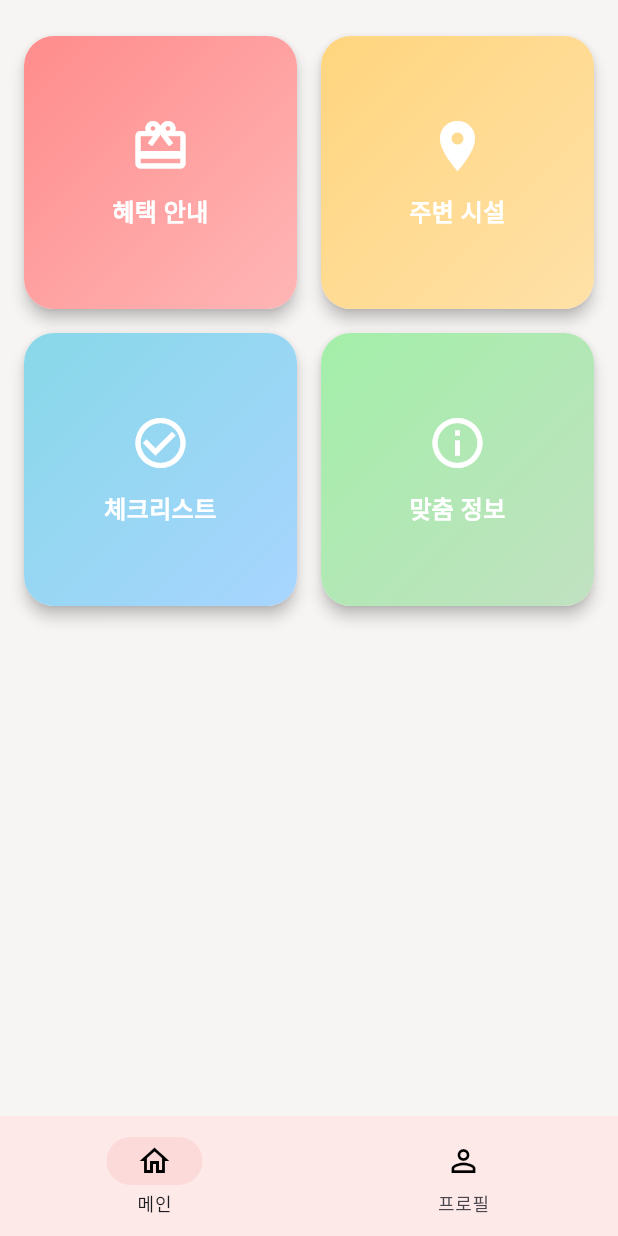
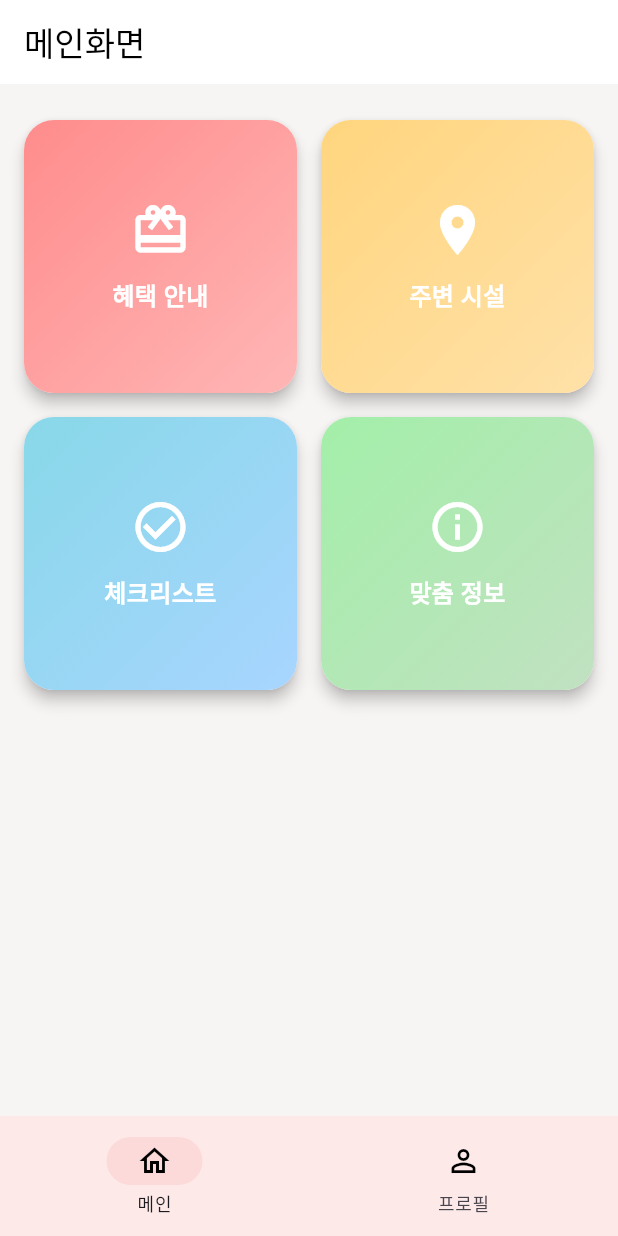
Before and after one commit to KimDaegun00/capstone01, a Flutter app: the screen it shows after launch, on a phone screen of 412 x 824 dp. Run offline on Flutter 3.47's test engine with Material 3 defaults, Android fonts, the phone set to English and light mode, and no system bars.

Commit message:
메인화면 상단바 추가

```diff
--- a/lib/nav_screens/main_screen.dart
+++ b/lib/nav_screens/main_screen.dart
@@ -43,12 +43,14 @@ class _MainScreenState extends State<MainScreen> {
   @override
   Widget build(BuildContext context) {
     return Scaffold(
-      // appBar: AppBar(
-      //   title: const Text('메인화면'),
-      //   backgroundColor: Colors.white,
-      //   elevation: 0,
-      //   foregroundColor: Colors.black,
-      // ),
+      appBar: _selectedIndex == 0
+          ? AppBar(
+        title: const Text('메인화면'),
+        backgroundColor: Colors.white,
+        elevation: 0,
+        foregroundColor: Colors.black,
+      )
+          : null, // 👉 다른 화면일 땐 AppBar 없앰
       backgroundColor: const Color(0xFFF7F5F4),
       body: _getBody(),
       bottomNavigationBar: BottomNavBar(
@@ -58,6 +60,7 @@ class _MainScreenState extends State<MainScreen> {
     );
   }
 }
+
 
 /// 메인 화면 2x2 그리드 메뉴
 class MainGridMenu extends StatelessWidget {
```
